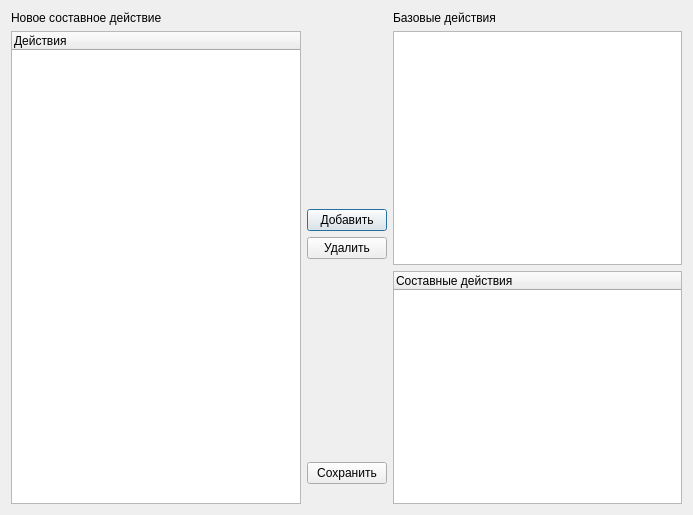
Above: userActionAnalysis/complexActionDialog.ui from qreal/tools before the change. Below: the same form after it.
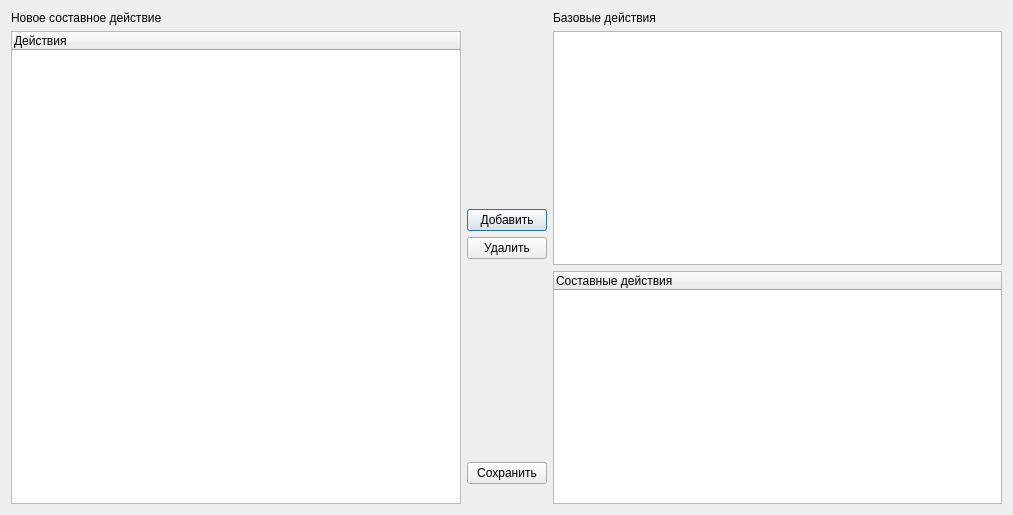
That is the form after the change.

The edit to the form file:
```diff
--- a/userActionAnalysis/complexActionDialog.ui
+++ b/userActionAnalysis/complexActionDialog.ui
@@ -6,7 +6,7 @@
    <rect>
     <x>0</x>
     <y>0</y>
-    <width>693</width>
+    <width>1013</width>
     <height>515</height>
    </rect>
   </property>
```
